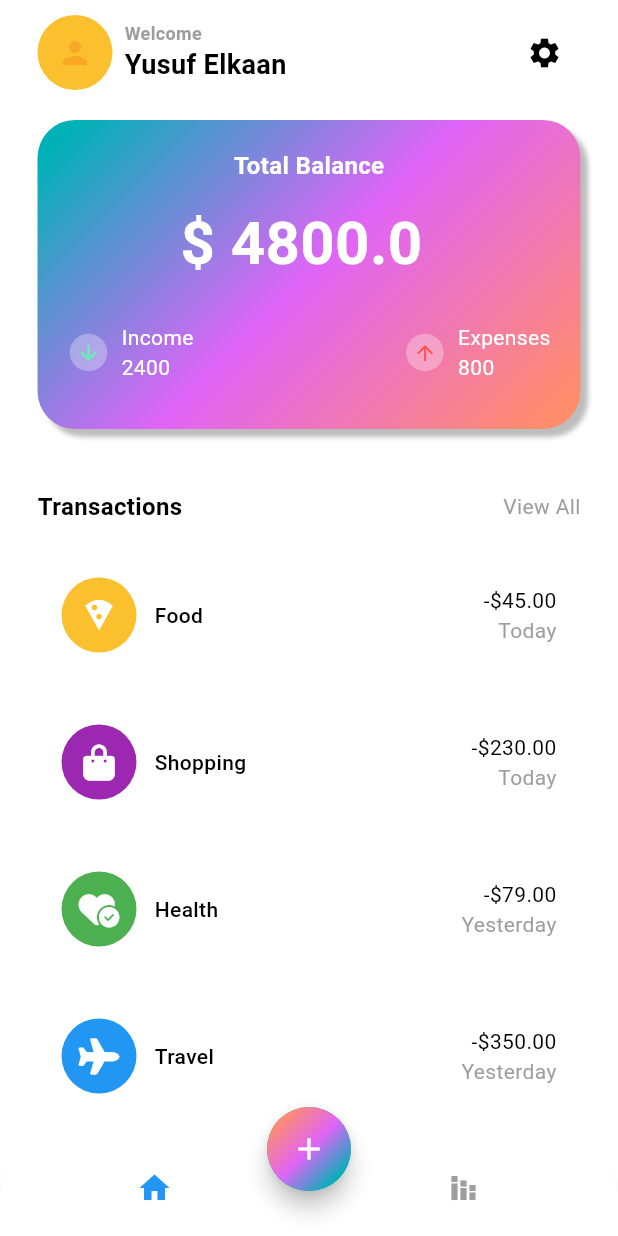
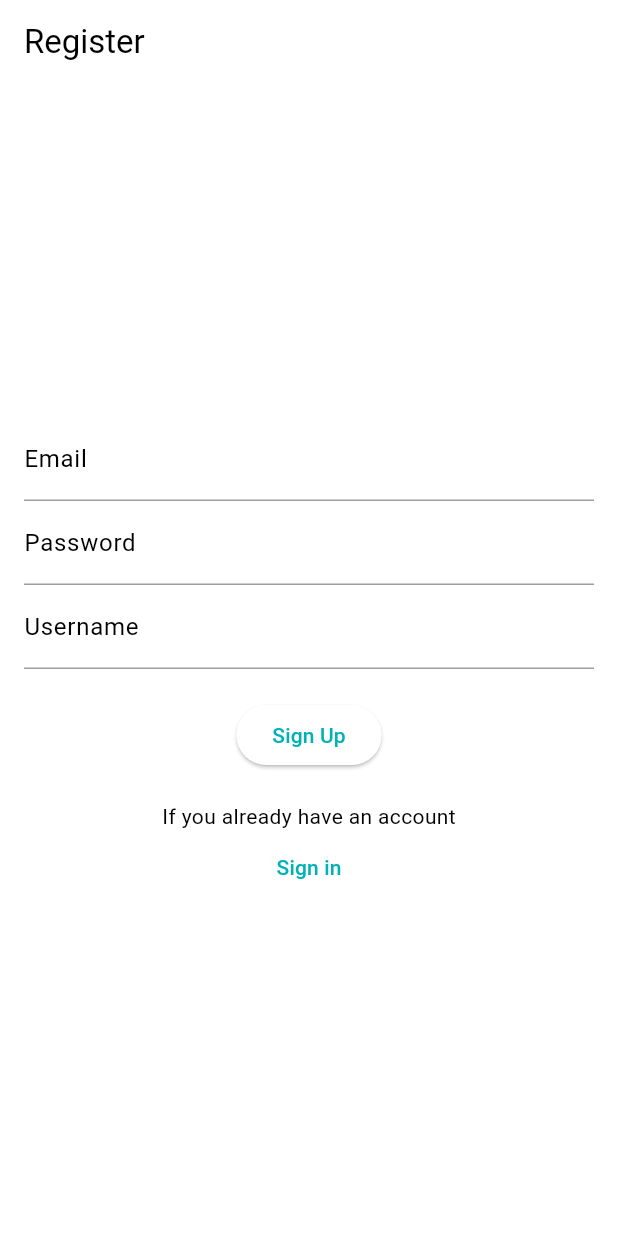
Before and after one commit to yusufelkaann/expense_tracker, a Flutter app: the screen it shows after launch, on a phone screen of 412 x 824 dp. Run offline on Flutter 3.47's test engine with Material 3 defaults, Android fonts, the phone set to English and light mode, and no system bars; our stand-ins replace cloud_firestore, firebase_auth, firebase_core, fl_chart, font_awesome_flutter; accounts and stored records are empty.

Commit message:
sign in sign up and add set balance

```diff
--- a/lib/app_view.dart
+++ b/lib/app_view.dart
@@ -1,4 +1,5 @@
-import 'package:expense_tracker/pages/home/views/home_screen.dart';
+import 'package:expense_tracker/pages/auth/auth_screen.dart';
+import 'package:expense_tracker/pages/auth/sign_up.screen.dart';
 import 'package:flutter/material.dart';
 
 class MyAppView extends StatelessWidget {
@@ -19,7 +20,7 @@ class MyAppView extends StatelessWidget {
           outline: Colors.grey
         ),
       ),
-      home: HomeScreen(),
+      home: AuthWrapper(),
     );
   }
 }
--- /dev/null
+++ b/lib/pages/auth/auth_screen.dart
@@ -0,0 +1,28 @@
+import 'package:expense_tracker/pages/auth/sign_up.screen.dart';
+import 'package:expense_tracker/pages/home/views/home_screen.dart';
+import 'package:expense_tracker/providers/auth_provider.dart';
+import 'package:flutter/material.dart';
+import 'package:firebase_auth/firebase_auth.dart';
+import 'package:provider/provider.dart';
+
+class AuthWrapper extends StatelessWidget {
+  @override
+  Widget build(BuildContext context) {
+    final authProvider = Provider.of<AuthProviderr>(context);
+
+    return StreamBuilder<User?>(
+      stream: FirebaseAuth.instance.authStateChanges(), // Listen to auth state changes
+      builder: (context, snapshot) {
+        if (snapshot.connectionState == ConnectionState.waiting) {
+          return Center(child: CircularProgressIndicator()); // Show loading indicator while waiting
+        }
+        if (snapshot.hasData) {
+          // User is signed in
+          return HomeScreen(); // Navigate to Home Screen
+        }
+        // User is not signed in
+        else{return SignUpScreen();} // Navigate to Sign In Screen
+      },
+    );
+  }
+}
--- /dev/null
+++ b/lib/pages/auth/sign_up.screen.dart
@@ -0,0 +1,89 @@
+import 'package:expense_tracker/pages/auth/sign_in_screen.dart';
+import 'package:flutter/material.dart';
+import 'package:provider/provider.dart';
+import '../../providers/auth_provider.dart';
+import '../home/views/home_screen.dart'; // Import the HomeScreen
+
+class SignUpScreen extends StatelessWidget {
+  final TextEditingController emailController = TextEditingController();
+  final TextEditingController passwordController = TextEditingController();
+  final TextEditingController userNameController = TextEditingController();
+
+  @override
+  Widget build(BuildContext context) {
+    final authProvider = Provider.of<AuthProviderr>(context); // Fixed typo here
+
+    return Scaffold(
+      appBar: AppBar(
+        title: const Text("Register"),
+      ),
+      body: Padding(
+        padding: const EdgeInsets.all(16.0),
+        child: Column(
+          mainAxisAlignment: MainAxisAlignment.center,
+          children: [
+            TextField(
+              controller: emailController,
+              decoration: const InputDecoration(labelText: "Email"),
+              keyboardType: TextInputType.emailAddress,
+            ),
+            TextField(
+              controller: passwordController,
+              decoration: const InputDecoration(labelText: "Password"),
+              obscureText: true,
+            ),
+            TextField(
+              controller: userNameController,
+              decoration: const InputDecoration(labelText: "Username"),
+
+            ),
+            const SizedBox(height: 20),
+            ElevatedButton(
+              onPressed: () async {
+                // Check if the input fields are not empty
+                if (emailController.text.isEmpty || passwordController.text.isEmpty) {
+                  ScaffoldMessenger.of(context).showSnackBar(
+                    const SnackBar(content: Text("Please enter email and password")),
+                  );
+                  return;
+                }
+
+                try {
+                  // Attempt to sign up
+                  await authProvider.signUp(
+                    emailController.text,
+                    passwordController.text,
+                    userNameController.text
+                  );
+
+                  // Navigate to home screen after successful sign-up
+                  Navigator.pushReplacement(
+                    context,
+                    MaterialPageRoute(builder: (context) => HomeScreen()),
+                  );
+                } catch (error) {
+                  // Show an error message
+                  ScaffoldMessenger.of(context).showSnackBar(
+                    SnackBar(content: Text("Sign-up failed: $error")),
+                  );
+                }
+              },
+              child: const Text("Sign Up"),
+            ),
+            const SizedBox(height: 20), // Added space for better UI
+            const Text("If you already have an account"),
+            TextButton(
+              onPressed: () {
+                Navigator.pushReplacement(
+                  context,
+                  MaterialPageRoute(builder: (BuildContext context) => SignInScreen()),
+                );
+              },
+              child: const Text("Sign in"),
+            ),
+          ],
+        ),
+      ),
+    );
+  }
+}
--- a/lib/pages/home/views/home_screen.dart
+++ b/lib/pages/home/views/home_screen.dart
@@ -15,7 +15,7 @@ class HomeScreen extends StatefulWidget {
 class _HomeScreenState extends State<HomeScreen> {
   var widgetList = [
     MainScreen(),
-    StatScreen(),
+    SettingsScreen(),
   ];
 
   int index = 0;
@@ -85,7 +85,7 @@ class _HomeScreenState extends State<HomeScreen> {
       ),
       body: index == 0
         ? MainScreen()
-        : StatScreen(),
+        : SettingsScreen(),
     );
   }
 }
--- a/lib/pages/home/views/main_Screen.dart
+++ b/lib/pages/home/views/main_Screen.dart
@@ -1,14 +1,27 @@
+// ignore_for_file: prefer_const_constructors, prefer_const_literals_to_create_immutables
+
 import 'dart:math';
 
 import 'package:expense_tracker/components/custom_row.dart';
+import 'package:expense_tracker/components/edit_balance.dart';
 import 'package:expense_tracker/data/data.dart';
+import 'package:expense_tracker/providers/auth_provider.dart';
+import 'package:expense_tracker/providers/balance_provider.dart';
+import 'package:firebase_auth/firebase_auth.dart';
 import 'package:flutter/material.dart';
+import 'package:provider/provider.dart';
 
 class MainScreen extends StatelessWidget {
   const MainScreen({super.key});
 
   @override
   Widget build(BuildContext context) {
+    final authProvider = Provider.of<AuthProviderr>(context);
+    final user = authProvider.user;
+    final username = authProvider.username;
+
+    final balanceProvider = Provider.of<BalanceProvider>(context);
+    final balance = balanceProvider.balance;
     return SafeArea(
       child: Padding(
         padding: const EdgeInsets.symmetric(horizontal: 25.0, vertical: 10.0),
@@ -49,7 +62,7 @@ class MainScreen extends StatelessWidget {
                           ),
                         ),
                         Text(
-                          "Yusuf Elkaan",
+                          user != null ? username ?? "User" : "User",
                           style: TextStyle(
                             fontSize: 18,
                             fontWeight: FontWeight.bold,
@@ -88,7 +101,7 @@ class MainScreen extends StatelessWidget {
                   ),
                 ],
               ),
-              child: const Column(
+              child: Column(
                 mainAxisAlignment: MainAxisAlignment.center,
                 children: [
                   Text(
@@ -100,12 +113,21 @@ class MainScreen extends StatelessWidget {
                     ),
                   ),
                   SizedBox(height: 12,),
-                  Text(
-                    "\$ 4800.0 ",
-                    style: TextStyle(
-                      fontSize: 40,
-                      color: Colors.white,
-                      fontWeight: FontWeight.bold
+                  TextButton(
+                    onPressed: () {
+                      Navigator.push(
+                        context,
+                        MaterialPageRoute(builder: (context) => SetBalancePage())
+
+                      );
+                    },
+                    child: Text(
+                      user != null && balance != null ? "\$ ${balance.toStringAsFixed(2)}" : "\$ 0.0",
+                      style: const TextStyle(
+                        fontSize: 40,
+                        color: Colors.white,
+                        fontWeight: FontWeight.bold
+                      )
                     ),
                   ),
                   SizedBox(height: 12,),
@@ -208,10 +230,7 @@ class MainScreen extends StatelessWidget {
                                       ),
                                     ),
                                     transactionsData[i]['icon']
-                                    /*const Icon(
-                                      Icons.local_pizza_outlined,
-                                      color: Colors.white,
-                                    )*/
+
                                   ],
                                 ),
                                 const SizedBox(width:12,),
--- a/lib/providers/auth_provider.dart
+++ b/lib/providers/auth_provider.dart
@@ -1,24 +1,35 @@
 import 'package:expense_tracker/services/auth_service.dart';
 import 'package:firebase_auth/firebase_auth.dart';
 import 'package:flutter/material.dart';
+import 'package:cloud_firestore/cloud_firestore.dart';
 
 
-class AuthProvider with ChangeNotifier {
+
+class AuthProviderr with ChangeNotifier {
   final AuthService _authService = AuthService();
+  final FirebaseFirestore _firestore = FirebaseFirestore.instance;
   User? _user;
+  String? _userName;
 
   User? get user => _user;
-
-  // Method to sign in with Google
-  Future<void> signInWithGoogle() async {
-    await _authService.signInWithGoogle();
+  String? get username => _userName;
+  // Sign up method
+  Future<void> signUp(String email, String password, String userName) async {
+    _user = await _authService.signUpWithEmail(email, password, userName);
+    _userName = userName;
     notifyListeners();
   }
 
-  // Method to sign out
+  // Sign in method
+  Future<void> signIn(String email, String password) async {
+    _user = await _authService.signInWithEmail(email, password);
+    notifyListeners();
+  }
+
+  // Sign out method
   Future<void> signOut() async {
     await _authService.signOut();
-    _user = null;// to clear user information
+    _user = null;
     notifyListeners();
   }
 }
--- a/pubspec.yaml
+++ b/pubspec.yaml
@@ -40,6 +40,8 @@ dependencies:
   firebase_core: ^2.27.0
   firebase_auth: ^4.17.8
   google_sign_in: ^6.2.1
+  provider: ^6.1.2
+  cloud_firestore: ^4.15.8
 
 dev_dependencies:
   flutter_test:
```
Also changed, not shown: lib/components/edit_balance.dart (added, +82 -0 lines), lib/main.dart (+13 -2 lines), lib/pages/auth/sign_in_screen.dart (added, +71 -0 lines), lib/pages/stats/stats.dart (+8 -35 lines), lib/providers/balance_provider.dart (added, +21 -0 lines), lib/services/auth_service.dart (+30 -30 lines), lib/services/balance_service.dart (added, +28 -0 lines), lib/pages/sign_in_screen.dart (deleted), pubspec.lock, 4 other files.
